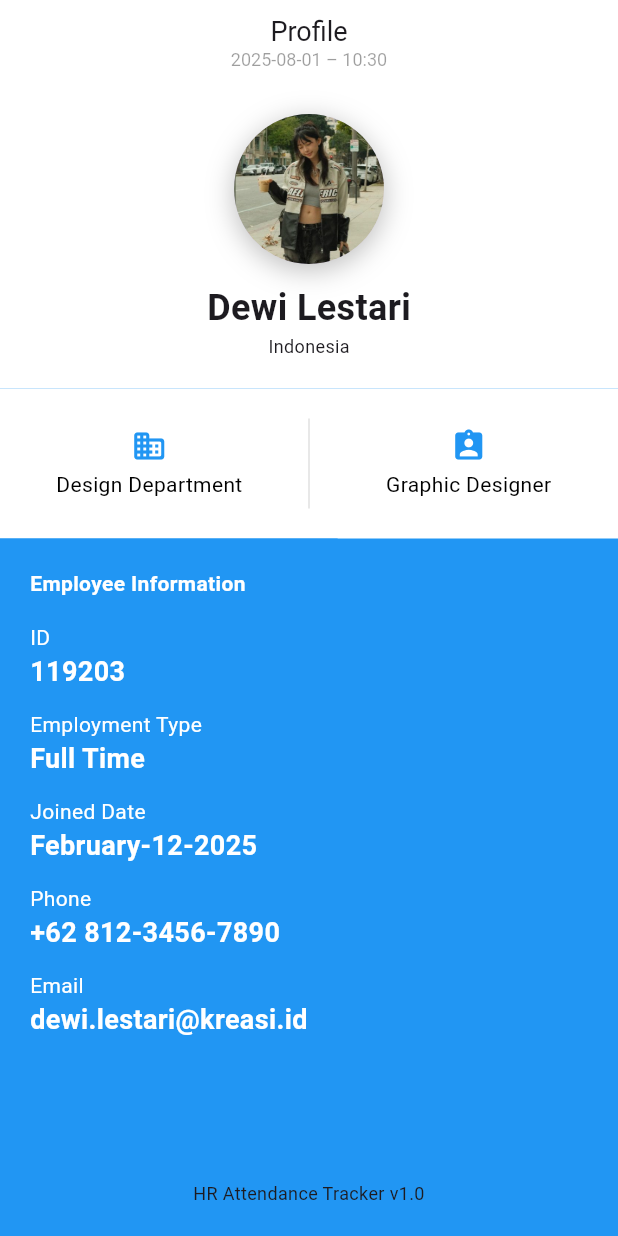
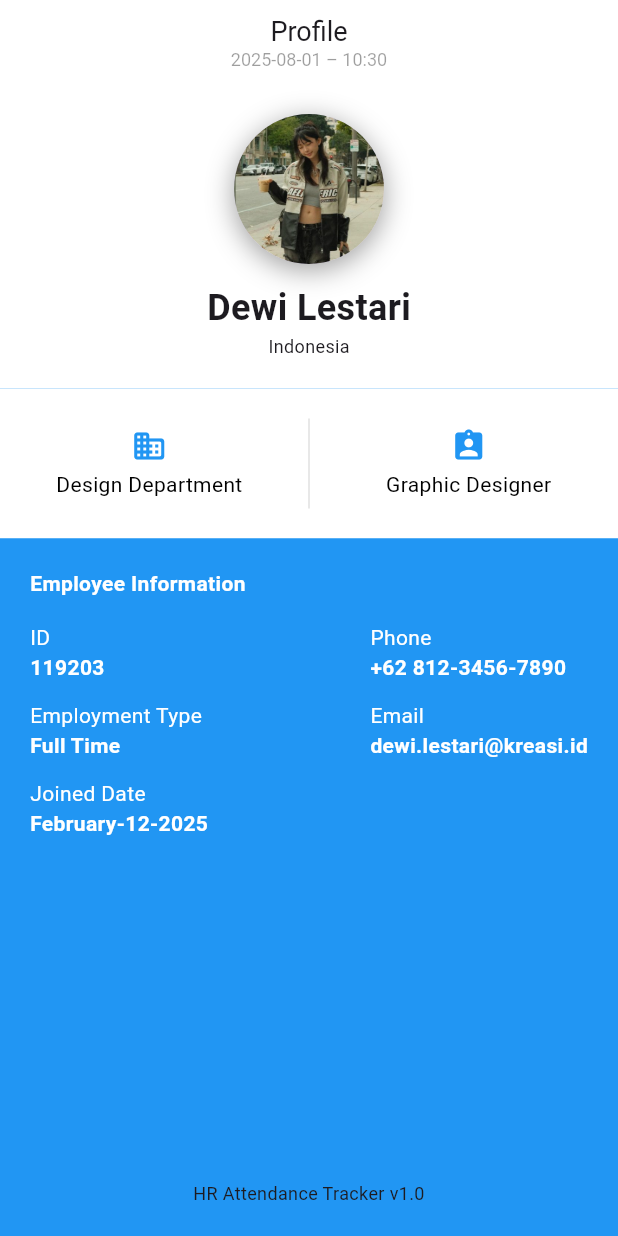
Before and after one commit to raulathallah/flutter-sa-mini, a Flutter app: the screen it shows after launch, on a phone screen of 412 x 824 dp. Run offline on Flutter 3.47's test engine with Material 3 defaults, Android fonts, the phone set to English and light mode, and no system bars.

Commit message:
fix sedikit

```diff
--- a/lib/main.dart
+++ b/lib/main.dart
@@ -20,6 +20,8 @@ class MyApp extends StatelessWidget {
     employeeType: "Full Time",
     joinDate: "February-12-2025",
   );
+
+  MyApp({super.key});
   @override
   Widget build(BuildContext context) {
     return MaterialApp(
--- a/lib/screen/profile.dart
+++ b/lib/screen/profile.dart
@@ -5,7 +5,7 @@ import 'package:intl/intl.dart';
 class Profile extends StatelessWidget {
   final Employee emp;
 
-  Profile({required this.emp});
+  Profile({super.key, required this.emp});
 
   String formattedDate = DateFormat(
     'yyyy-MM-dd – kk:mm',
@@ -60,7 +60,7 @@ Widget buildProfileHeader(Employee emp) {
                 shape: BoxShape.circle,
                 boxShadow: [
                   BoxShadow(
-                    color: Colors.black26,
+                    color: Colors.black38,
                     blurRadius: 15,
                     offset: Offset(0, 4),
                   ),
@@ -112,7 +112,7 @@ Widget buildWorkInfo(Employee emp) {
     child: Row(
       mainAxisAlignment: MainAxisAlignment.center,
       children: [
-        Container(
+        SizedBox(
           width: 140,
           child: Column(
             children: [
@@ -131,7 +131,7 @@ Widget buildWorkInfo(Employee emp) {
           margin: EdgeInsets.symmetric(horizontal: 36),
         ),
 
-        Container(
+        SizedBox(
           width: 140,
           child: Column(
             children: [
@@ -162,8 +162,15 @@ Widget buildEmployeeInfo(Employee emp) {
           style: TextStyle(color: Colors.white, fontWeight: FontWeight.w600),
         ),
         Container(
-          padding: EdgeInsets.only(top: 16),
+          padding: EdgeInsets.symmetric(vertical: 16),
           child: Column(
+            crossAxisAlignment: CrossAxisAlignment.start,
+            children: [
+              Row(
+                mainAxisAlignment: MainAxisAlignment.spaceBetween,
+                crossAxisAlignment: CrossAxisAlignment.start,
+                children: [
+                  Column(
                     spacing: 12,
                     crossAxisAlignment: CrossAxisAlignment.start,
                     children: [
@@ -175,7 +182,7 @@ Widget buildEmployeeInfo(Employee emp) {
                             emp.employeeId,
                             style: TextStyle(
                               color: Colors.white,
-                      fontSize: 18,
+                              fontSize: 14,
                               fontWeight: FontWeight.w700,
                             ),
                           ),
@@ -192,7 +199,7 @@ Widget buildEmployeeInfo(Employee emp) {
                             emp.employeeType,
                             style: TextStyle(
                               color: Colors.white,
-                      fontSize: 18,
+                              fontSize: 14,
                               fontWeight: FontWeight.w700,
                             ),
                           ),
@@ -201,17 +208,26 @@ Widget buildEmployeeInfo(Employee emp) {
                       Column(
                         crossAxisAlignment: CrossAxisAlignment.start,
                         children: [
-                  Text('Joined Date', style: TextStyle(color: Colors.white)),
+                          Text(
+                            'Joined Date',
+                            style: TextStyle(color: Colors.white),
+                          ),
                           Text(
                             emp.joinDate,
                             style: TextStyle(
                               color: Colors.white,
-                      fontSize: 18,
+                              fontSize: 14,
                               fontWeight: FontWeight.w700,
                             ),
                           ),
                         ],
                       ),
+                    ],
+                  ),
+                  Column(
+                    spacing: 12,
+                    crossAxisAlignment: CrossAxisAlignment.start,
+                    children: [
                       Column(
                         crossAxisAlignment: CrossAxisAlignment.start,
                         children: [
@@ -220,7 +236,7 @@ Widget buildEmployeeInfo(Employee emp) {
                             emp.phone,
                             style: TextStyle(
                               color: Colors.white,
-                      fontSize: 18,
+                              fontSize: 14,
                               fontWeight: FontWeight.w700,
                             ),
                           ),
@@ -234,9 +250,13 @@ Widget buildEmployeeInfo(Employee emp) {
                             emp.email,
                             style: TextStyle(
                               color: Colors.white,
-                      fontSize: 18,
+                              fontSize: 14,
                               fontWeight: FontWeight.w700,
                             ),
+                          ),
+                        ],
+                      ),
+                    ],
                   ),
                 ],
               ),
```
Lines whose indentation alone changed are shown as unchanged.
